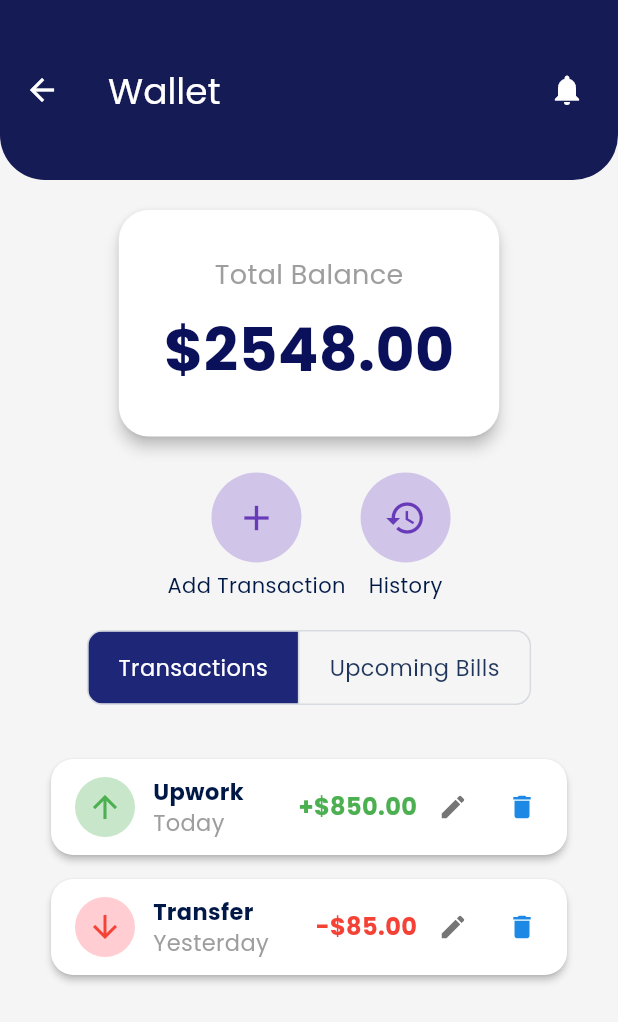
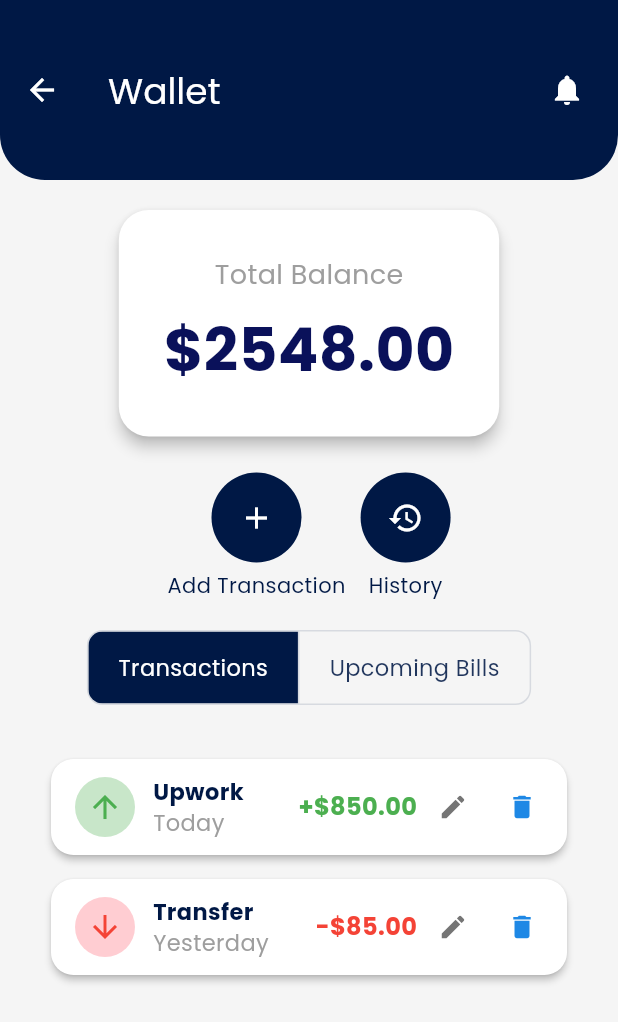
Before and after one commit to justinmihigo/expenses-tracker, a Flutter app: the WalletScreen screen opened directly, on a phone screen of 412 x 824 dp. Shown: the top 1022 px of the screen. Run offline on Flutter 3.47's test engine with Material 3 defaults, Android fonts, the phone set to English and light mode, and no system bars; our stand-ins replace carousel_slider, firebase_auth, firebase_core, firebase_messaging, fl_chart, fluttertoast and 4 more; accounts and stored records are empty.

Commit message:
ch(change the colors using the ones in the theme)

```diff
--- a/lib/tabs/analytics.dart
+++ b/lib/tabs/analytics.dart
@@ -23,8 +23,8 @@ class _AnalyticsScreen extends State<AnalyticsScreen> {
     return Scaffold(
       appBar: AppBar(
         title: Text("Statistics"),
-        leading: ElevatedButton(
-          onPressed: () {
+        leading: InkWell(
+          onTap: () {
             Navigator.pop(context);
           },
           child: Icon(Icons.arrow_back),
--- a/lib/tabs/wallet.dart
+++ b/lib/tabs/wallet.dart
@@ -1,9 +1,7 @@
 import 'package:flutter/material.dart';
-import 'package:google_fonts/google_fonts.dart';
 import 'dart:convert';
 import 'dart:io';
 import 'package:path_provider/path_provider.dart';
-
 
 class WalletData {
   double totalBalance;
@@ -16,7 +14,6 @@ class WalletData {
     required this.upcomingBills,
   });
 
-
   Map<String, dynamic> toJson() {
     return {
       'totalBalance': totalBalance,
@@ -25,34 +22,46 @@ class WalletData {
     };
   }
 
-
   factory WalletData.fromJson(Map<String, dynamic> json) {
     return WalletData(
       totalBalance: json['totalBalance'] ?? 0.0,
-      transactions: (json['transactions'] as List?)
+      transactions:
+          (json['transactions'] as List?)
               ?.map((t) => TransactionData.fromJson(t as Map<String, dynamic>))
               .toList() ??
           [],
-      upcomingBills: (json['upcomingBills'] as List?)
+      upcomingBills:
+          (json['upcomingBills'] as List?)
               ?.map((t) => TransactionData.fromJson(t as Map<String, dynamic>))
               .toList() ??
           [],
     );
   }
 
-
   factory WalletData.initial() {
     return WalletData(
       totalBalance: 2548.00,
       transactions: [
         TransactionData(
-            title: "Upwork", date: "Today", amount: 850.00, isCredit: true),
+          title: "Upwork",
+          date: "Today",
+          amount: 850.00,
+          isCredit: true,
+        ),
         TransactionData(
-            title: "Transfer", date: "Yesterday", amount: 85.00, isCredit: false),
+          title: "Transfer",
+          date: "Yesterday",
+          amount: 85.00,
+          isCredit: false,
+        ),
       ],
       upcomingBills: [
         TransactionData(
-            title: "Netflix", date: "Aug 5, 2024", amount: 15.99, isCredit: false),
+          title: "Netflix",
+          date: "Aug 5, 2024",
+          amount: 15.99,
+          isCredit: false,
+        ),
       ],
     );
   }
@@ -75,7 +84,6 @@ class TransactionData {
     DateTime? scheduledDate,
   }) : scheduledDateStr = scheduledDate?.toIso8601String();
 
-
   Map<String, dynamic> toJson() {
     return {
       'title': title,
@@ -87,33 +95,31 @@ class TransactionData {
     };
   }
 
-
   factory TransactionData.fromJson(Map<String, dynamic> json) {
     return TransactionData(
       title: json['title'] ?? '',
       date: json['date'] ?? '',
-      amount: (json['amount'] is int)
+      amount:
+          (json['amount'] is int)
               ? (json['amount'] as int).toDouble()
               : json['amount'] ?? 0.0,
       isCredit: json['isCredit'] ?? false,
       isScheduled: json['isScheduled'] ?? false,
-      scheduledDate: json['scheduledDateStr'] != null
+      scheduledDate:
+          json['scheduledDateStr'] != null
               ? DateTime.parse(json['scheduledDateStr'])
               : null,
     );
   }
 }
 
-
 class WalletService {
   static const String _fileName = 'wallet_data.json';
-
 
   static Future<File> get _file async {
     final directory = await getApplicationDocumentsDirectory();
     return File('${directory.path}/$_fileName');
   }
-
 
   static Future<void> saveWalletData(WalletData data) async {
     try {
@@ -124,7 +130,6 @@ class WalletService {
       print('Error saving wallet data: $e');
     }
   }
-
 
   static Future<WalletData> loadWalletData() async {
     try {
@@ -137,7 +142,6 @@ class WalletService {
     } catch (e) {
       print('Error loading wallet data: $e');
     }
-
 
     return WalletData.initial();
   }
@@ -161,7 +165,6 @@ class _WalletScreenState extends State<WalletScreen> {
     _loadWalletData();
   }
 
-
   Future<void> _loadWalletData() async {
     final data = await WalletService.loadWalletData();
     setState(() {
@@ -170,19 +173,21 @@ class _WalletScreenState extends State<WalletScreen> {
     });
   }
 
-
   void _saveWalletData() {
     WalletService.saveWalletData(_walletData);
   }
 
   // Add method to handle transaction edits
-  void _handleEditTransaction(int index, TransactionData transaction, bool isUpcomingBill) {
+  void _handleEditTransaction(
+    int index,
+    TransactionData transaction,
+    bool isUpcomingBill,
+  ) {
     // Calculate the original balance impact
     double originalBalanceImpact = 0;
     if (!transaction.isScheduled) {
-      originalBalanceImpact = transaction.isCredit
-        ? transaction.amount
-        : -transaction.amount;
+      originalBalanceImpact =
+          transaction.isCredit ? transaction.amount : -transaction.amount;
     }
 
     showDialog(
@@ -206,7 +211,8 @@ class _WalletScreenState extends State<WalletScreen> {
                 }
               }
               // If transaction changed from scheduled to immediate
-              else if (!updatedTransaction.isScheduled && transaction.isScheduled) {
+              else if (!updatedTransaction.isScheduled &&
+                  transaction.isScheduled) {
                 if (updatedTransaction.isCredit) {
                   _walletData.totalBalance += updatedTransaction.amount;
                 } else {
@@ -214,7 +220,8 @@ class _WalletScreenState extends State<WalletScreen> {
                 }
               }
               // If transaction changed from immediate to scheduled
-              else if (updatedTransaction.isScheduled && !transaction.isScheduled) {
+              else if (updatedTransaction.isScheduled &&
+                  !transaction.isScheduled) {
                 _walletData.totalBalance -= originalBalanceImpact;
               }
 
@@ -255,7 +262,11 @@ class _WalletScreenState extends State<WalletScreen> {
   }
 
   // Add method to handle transaction deletion
-  void _handleDeleteTransaction(int index, TransactionData transaction, bool isUpcomingBill) {
+  void _handleDeleteTransaction(
+    int index,
+    TransactionData transaction,
+    bool isUpcomingBill,
+  ) {
     // Show confirmation dialog
     showDialog(
       context: context,
@@ -297,7 +308,7 @@ class _WalletScreenState extends State<WalletScreen> {
                     SnackBar(
                       content: Text('Transaction deleted successfully'),
                       backgroundColor: Colors.red,
-                    )
+                    ),
                   );
                 });
               },
@@ -328,7 +339,7 @@ class _WalletScreenState extends State<WalletScreen> {
             bottomRight: Radius.circular(30),
           ),
           child: AppBar(
-            backgroundColor: const Color.fromARGB(255, 21, 27, 84),
+            backgroundColor: Theme.of(context).colorScheme.primary,
             leading: IconButton(
               icon: const Icon(Icons.arrow_back, color: Colors.white),
               onPressed: () => Navigator.of(context).pop(),
@@ -337,7 +348,7 @@ class _WalletScreenState extends State<WalletScreen> {
               alignment: Alignment.centerLeft,
               child: Text(
                 "Wallet",
-                style: GoogleFonts.poppins(color: Colors.white, fontSize: 24),
+                style: TextStyle(color: Colors.white, fontSize: 24),
               ),
             ),
             actions: [
@@ -360,16 +371,21 @@ class _WalletScreenState extends State<WalletScreen> {
           children: [
             Card(
               elevation: 4,
-              shape: RoundedRectangleBorder(borderRadius: BorderRadius.circular(20)),
+              shape: RoundedRectangleBorder(
+                borderRadius: BorderRadius.circular(20),
+              ),
               child: Padding(
                 padding: const EdgeInsets.all(30),
                 child: Column(
                   children: [
-                    Text("Total Balance", style: GoogleFonts.poppins(fontSize: 18, color: Colors.grey)),
+                    Text(
+                      "Total Balance",
+                      style: TextStyle(fontSize: 18, color: Colors.grey),
+                    ),
                     const SizedBox(height: 8),
                     Text(
                       "\$${_walletData.totalBalance.toStringAsFixed(2)}",
-                      style: GoogleFonts.poppins(
+                      style: TextStyle(
                         fontSize: 40,
                         fontWeight: FontWeight.bold,
                         color: const Color.fromARGB(255, 10, 17, 90),
@@ -396,9 +412,11 @@ class _WalletScreenState extends State<WalletScreen> {
                               // Update the total balance for immediate transactions
                               if (!transaction.isScheduled) {
                                 if (transaction.isCredit) {
-                                  _walletData.totalBalance += transaction.amount;
+                                  _walletData.totalBalance +=
+                                      transaction.amount;
                                 } else {
-                                  _walletData.totalBalance -= transaction.amount;
+                                  _walletData.totalBalance -=
+                                      transaction.amount;
                                 }
                               }
 
@@ -433,16 +451,22 @@ class _WalletScreenState extends State<WalletScreen> {
             ToggleButtons(
               borderRadius: BorderRadius.circular(10),
               selectedColor: Colors.white,
-              fillColor: Color.fromARGB(255, 30, 38, 120),
+              fillColor: Theme.of(context).colorScheme.primary,
               isSelected: [selectedIndex == 0, selectedIndex == 1],
               children: [
                 Padding(
-                  padding: const EdgeInsets.symmetric(horizontal: 20, vertical: 10),
-                  child: Text("Transactions", style: GoogleFonts.poppins()),
+                  padding: const EdgeInsets.symmetric(
+                    horizontal: 20,
+                    vertical: 10,
+                  ),
+                  child: Text("Transactions", style: TextStyle()),
                 ),
                 Padding(
-                  padding: const EdgeInsets.symmetric(horizontal: 20, vertical: 10),
-                  child: Text("Upcoming Bills", style: GoogleFonts.poppins()),
+                  padding: const EdgeInsets.symmetric(
+                    horizontal: 20,
+                    vertical: 10,
+                  ),
+                  child: Text("Upcoming Bills", style: TextStyle()),
                 ),
               ],
               onPressed: (int index) {
@@ -451,16 +475,31 @@ class _WalletScreenState extends State<WalletScreen> {
             ),
             const SizedBox(height: 20),
             Expanded(
-              child: selectedIndex == 0
+              child:
+                  selectedIndex == 0
                       ? TransactionsList(
                         transactions: _walletData.transactions,
-                    onEdit: (index, transaction) => _handleEditTransaction(index, transaction, false),
-                    onDelete: (index, transaction) => _handleDeleteTransaction(index, transaction, false),
+                        onEdit:
+                            (index, transaction) => _handleEditTransaction(
+                              index,
+                              transaction,
+                              false,
+                            ),
+                        onDelete:
+                            (index, transaction) => _handleDeleteTransaction(
+                              index,
+                              transaction,
+                              false,
+                            ),
                       )
                       : UpcomingBillsList(
                         upcomingBills: _walletData.upcomingBills,
-                    onEdit: (index, bill) => _handleEditTransaction(index, bill, true),
-                    onDelete: (index, bill) => _handleDeleteTransaction(index, bill, true),
+                        onEdit:
+                            (index, bill) =>
+                                _handleEditTransaction(index, bill, true),
+                        onDelete:
+                            (index, bill) =>
+                                _handleDeleteTransaction(index, bill, true),
                       ),
             ),
           ],
@@ -469,7 +508,6 @@ class _WalletScreenState extends State<WalletScreen> {
     );
   }
 }
-
 
 class WalletActionButton extends StatelessWidget {
   final IconData icon;
@@ -491,11 +529,11 @@ class WalletActionButton extends StatelessWidget {
         children: [
           CircleAvatar(
             radius: 30,
-            backgroundColor: Colors.deepPurple.shade100,
-            child: Icon(icon, color: Colors.deepPurple, size: 28),
+            backgroundColor: Theme.of(context).colorScheme.primary,
+            child: Icon(icon, color: Theme.of(context).colorScheme.onSecondary),
           ),
           const SizedBox(height: 5),
-          Text(label, style: GoogleFonts.poppins(fontSize: 14)),
+          Text(label, style: TextStyle(fontSize: 14)),
         ],
       ),
     );
@@ -511,7 +549,7 @@ class TransactionsList extends StatelessWidget {
     required this.transactions,
     required this.onEdit,
     required this.onDelete,
-    super.key
+    super.key,
   });
 
   @override
@@ -520,7 +558,7 @@ class TransactionsList extends StatelessWidget {
       return Center(
         child: Text(
           "No transactions yet",
-          style: GoogleFonts.poppins(fontSize: 16, color: Colors.grey),
+          style: TextStyle(fontSize: 16, color: Colors.grey),
         ),
       );
     }
@@ -533,7 +571,9 @@ class TransactionsList extends StatelessWidget {
         return WalletTransactionItem(
           title: transaction.title,
           date: transaction.date,
-          amount: (transaction.isCredit ? "+" : "-") + "\$${transaction.amount.toStringAsFixed(2)}",
+          amount:
+              (transaction.isCredit ? "+" : "-") +
+              "\$${transaction.amount.toStringAsFixed(2)}",
           isCredit: transaction.isCredit,
           onEdit: () => onEdit(index, transaction),
           onDelete: () => onDelete(index, transaction),
@@ -552,7 +592,7 @@ class UpcomingBillsList extends StatelessWidget {
     required this.upcomingBills,
     required this.onEdit,
     required this.onDelete,
-    super.key
+    super.key,
   });
 
   @override
@@ -561,7 +601,7 @@ class UpcomingBillsList extends StatelessWidget {
       return Center(
         child: Text(
           "No upcoming bills",
-          style: GoogleFonts.poppins(fontSize: 16, color: Colors.grey),
+          style: TextStyle(fontSize: 16, color: Colors.grey),
         ),
       );
     }
@@ -616,9 +656,12 @@ class WalletTransactionItem extends StatelessWidget {
             Padding(
               padding: const EdgeInsets.symmetric(horizontal: 12.0),
               child: CircleAvatar(
-                backgroundColor: isCredit ? Colors.green.shade100 : Colors.red.shade100,
-                child: Icon(isCredit ? Icons.arrow_upward : Icons.arrow_downward,
-                     color: isCredit ? Colors.green : Colors.red),
+                backgroundColor:
+                    isCredit ? Colors.green.shade100 : Colors.red.shade100,
+                child: Icon(
+                  isCredit ? Icons.arrow_upward : Icons.arrow_downward,
+                  color: isCredit ? Colors.green : Colors.red,
+                ),
               ),
             ),
 
@@ -627,8 +670,8 @@ class WalletTransactionItem extends StatelessWidget {
               child: Column(
                 crossAxisAlignment: CrossAxisAlignment.start,
                 children: [
-                  Text(title, style: GoogleFonts.poppins(fontWeight: FontWeight.w600)),
-                  Text(date, style: GoogleFonts.poppins(color: Colors.grey)),
+                  Text(title, style: TextStyle(fontWeight: FontWeight.w600)),
+                  Text(date, style: TextStyle(color: Colors.grey)),
                 ],
               ),
             ),
@@ -636,7 +679,7 @@ class WalletTransactionItem extends StatelessWidget {
             // Amount
             Text(
               amount,
-              style: GoogleFonts.poppins(
+              style: TextStyle(
                 fontSize: 16,
                 fontWeight: FontWeight.bold,
                 color: isCredit ? Colors.green : Colors.red,
@@ -679,7 +722,7 @@ class TransactionForm extends StatefulWidget {
     required this.onClose,
     this.initialData,
     this.isEditing = false,
-    super.key
+    super.key,
   });
 
   @override
@@ -703,7 +746,8 @@ class _TransactionFormState extends State<TransactionForm> {
       amount = widget.initialData!.amount;
       isCredit = widget.initialData!.isCredit;
       isScheduled = widget.initialData!.isScheduled;
-      scheduledDate = widget.initialData!.scheduledDateStr != null
+      scheduledDate =
+          widget.initialData!.scheduledDateStr != null
               ? DateTime.parse(widget.initialData!.scheduledDateStr!)
               : null;
     } else {
@@ -718,8 +762,18 @@ class _TransactionFormState extends State<TransactionForm> {
 
   String _formatDate(DateTime date) {
     final months = [
-      'Jan', 'Feb', 'Mar', 'Apr', 'May', 'Jun',
-      'Jul', 'Aug', 'Sep', 'Oct', 'Nov', 'Dec'
+      'Jan',
+      'Feb',
+      'Mar',
+      'Apr',
+      'May',
+      'Jun',
+      'Jul',
+      'Aug',
+      'Sep',
+      'Oct',
+      'Nov',
+      'Dec',
     ];
 
     return "${months[date.month - 1]} ${date.day}, ${date.year}";
@@ -741,7 +795,7 @@ class _TransactionFormState extends State<TransactionForm> {
                 children: [
                   Text(
                     widget.isEditing ? 'Edit Transaction' : 'Add Transaction',
-                    style: GoogleFonts.poppins(fontSize: 18, fontWeight: FontWeight.bold),
+                    style: TextStyle(fontSize: 18, fontWeight: FontWeight.bold),
                   ),
                   IconButton(
                     icon: const Icon(Icons.close),
@@ -780,7 +834,9 @@ class _TransactionFormState extends State<TransactionForm> {
                         });
                       },
                       validator: (value) {
-                        if (value == null || value.isEmpty || double.tryParse(value) == null) {
+                        if (value == null ||
+                            value.isEmpty ||
+                            double.tryParse(value) == null) {
                           return 'Please enter a valid amount';
                         }
                         return null;
@@ -790,7 +846,7 @@ class _TransactionFormState extends State<TransactionForm> {
                     Row(
                       mainAxisAlignment: MainAxisAlignment.center,
                       children: [
-                        Text("Income", style: GoogleFonts.poppins()),
+                        Text("Income", style: TextStyle()),
                         Radio<bool>(
                           value: true,
                           groupValue: isCredit,
@@ -800,7 +856,7 @@ class _TransactionFormState extends State<TransactionForm> {
                             });
                           },
                         ),
-                        Text("Expense", style: GoogleFonts.poppins()),
+                        Text("Expense", style: TextStyle()),
                         Radio<bool>(
                           value: false,
                           groupValue: isCredit,
@@ -825,12 +881,14 @@ class _TransactionFormState extends State<TransactionForm> {
                               if (!isScheduled) {
                                 scheduledDate = null;
                               } else if (scheduledDate == null) {
-                                scheduledDate = DateTime.now().add(const Duration(days: 7));
+                                scheduledDate = DateTime.now().add(
+                                  const Duration(days: 7),
+                                );
                               }
                             });
                           },
                         ),
-                        Text("Schedule an upcoming bill", style: GoogleFonts.poppins()),
+                        Text("Schedule an upcoming bill", style: TextStyle()),
                       ],
                     ),
 
@@ -840,15 +898,24 @@ class _TransactionFormState extends State<TransactionForm> {
                         child: Column(
                           crossAxisAlignment: CrossAxisAlignment.start,
                           children: [
-                            Text("Schedule Date:", style: GoogleFonts.poppins(fontWeight: FontWeight.w500)),
+                            Text(
+                              "Schedule Date:",
+                              style: TextStyle(fontWeight: FontWeight.w500),
+                            ),
                             const SizedBox(height: 8),
                             InkWell(
                               onTap: () async {
                                 final DateTime? picked = await showDatePicker(
                                   context: context,
-                                  initialDate: scheduledDate ?? DateTime.now().add(const Duration(days: 7)),
+                                  initialDate:
+                                      scheduledDate ??
+                                      DateTime.now().add(
+                                        const Duration(days: 7),
+                                      ),
                                   firstDate: DateTime.now(),
-                                  lastDate: DateTime.now().add(const Duration(days: 365)),
+                                  lastDate: DateTime.now().add(
+                                    const Duration(days: 365),
+                                  ),
                                 );
                                 if (picked != null) {
                                   setState(() {
@@ -857,21 +924,30 @@ class _TransactionFormState extends State<TransactionForm> {
                                 }
                               },
                               child: Container(
-                                padding: const EdgeInsets.symmetric(horizontal: 12, vertical: 12),
+                                padding: const EdgeInsets.symmetric(
+                                  horizontal: 12,
+                                  vertical: 12,
+                                ),
                                 decoration: BoxDecoration(
-                                  border: Border.all(color: Colors.grey.shade400),
+                                  border: Border.all(
+                                    color: Colors.grey.shade400,
+                                  ),
                                   borderRadius: BorderRadius.circular(8),
                                 ),
                                 child: Row(
-                                  mainAxisAlignment: MainAxisAlignment.spaceBetween,
+                                  mainAxisAlignment:
+                                      MainAxisAlignment.spaceBetween,
                                   children: [
                                     Text(
                                       scheduledDate == null
                                           ? "Select Date"
                                           : "${scheduledDate!.day}/${scheduledDate!.month}/${scheduledDate!.year}",
-                                      style: GoogleFonts.poppins(),
+                                      style: TextStyle(),
                                     ),
-                                    Icon(Icons.calendar_today, color: Colors.grey.shade700),
+                                    Icon(
+                                      Icons.calendar_today,
+                                      color: Colors.grey.shade700,
+                                    ),
                                   ],
                                 ),
                               ),
@@ -886,7 +962,11 @@ class _TransactionFormState extends State<TransactionForm> {
                         if (_formKey.currentState?.validate() ?? false) {
                           if (isScheduled && scheduledDate == null) {
                             ScaffoldMessenger.of(context).showSnackBar(
-                              const SnackBar(content: Text("Please select a date for your scheduled transaction"))
+                              const SnackBar(
+                                content: Text(
+                                  "Please select a date for your scheduled transaction",
+                                ),
+                              ),
                             );
                             return;
                           }
@@ -911,13 +991,15 @@ class _TransactionFormState extends State<TransactionForm> {
 
                           ScaffoldMessenger.of(context).showSnackBar(
                             SnackBar(
-                              content: Text(widget.isEditing
+                              content: Text(
+                                widget.isEditing
                                     ? "Transaction updated successfully"
                                     : (isScheduled
                                         ? "Upcoming bill added successfully"
-                                  : "Transaction added successfully")),
+                                        : "Transaction added successfully"),
+                              ),
                               backgroundColor: Colors.green,
-                            )
+                            ),
                           );
 
                           widget.onClose();
@@ -929,9 +1011,15 @@ class _TransactionFormState extends State<TransactionForm> {
                         shape: RoundedRectangleBorder(
                           borderRadius: BorderRadius.circular(10),
                         ),
-                        padding: const EdgeInsets.symmetric(horizontal: 24, vertical: 12),
+                        padding: const EdgeInsets.symmetric(
+                          horizontal: 24,
+                          vertical: 12,
                         ),
-                      child: Text(widget.isEditing ? 'Update' : 'Save', style: GoogleFonts.poppins()),
+                      ),
+                      child: Text(
+                        widget.isEditing ? 'Update' : 'Save',
+                        style: TextStyle(),
+                      ),
                     ),
                   ],
                 ),
```
Also changed, not shown: lib/main.dart (+2 -7 lines), lib/pages/onboarding/set_goals.dart (+16 -6 lines), lib/tabs/home.dart (+14 -9 lines), lib/tabs/profile.dart (+33 -4 lines). Lines whose indentation alone changed are shown as unchanged.
